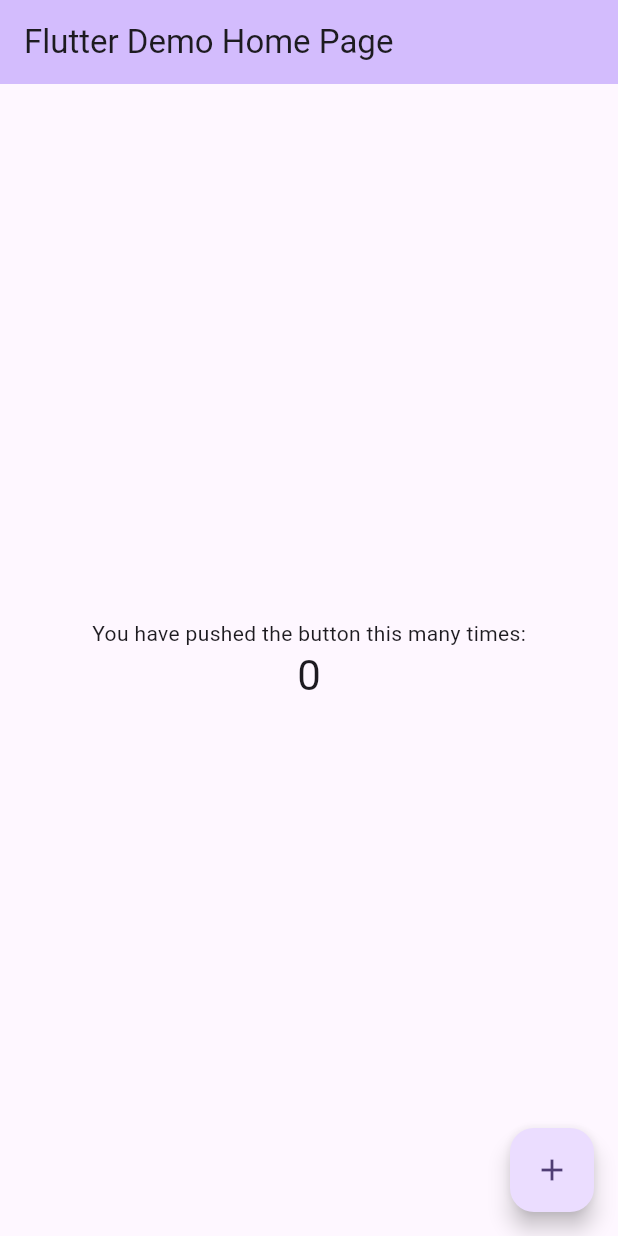
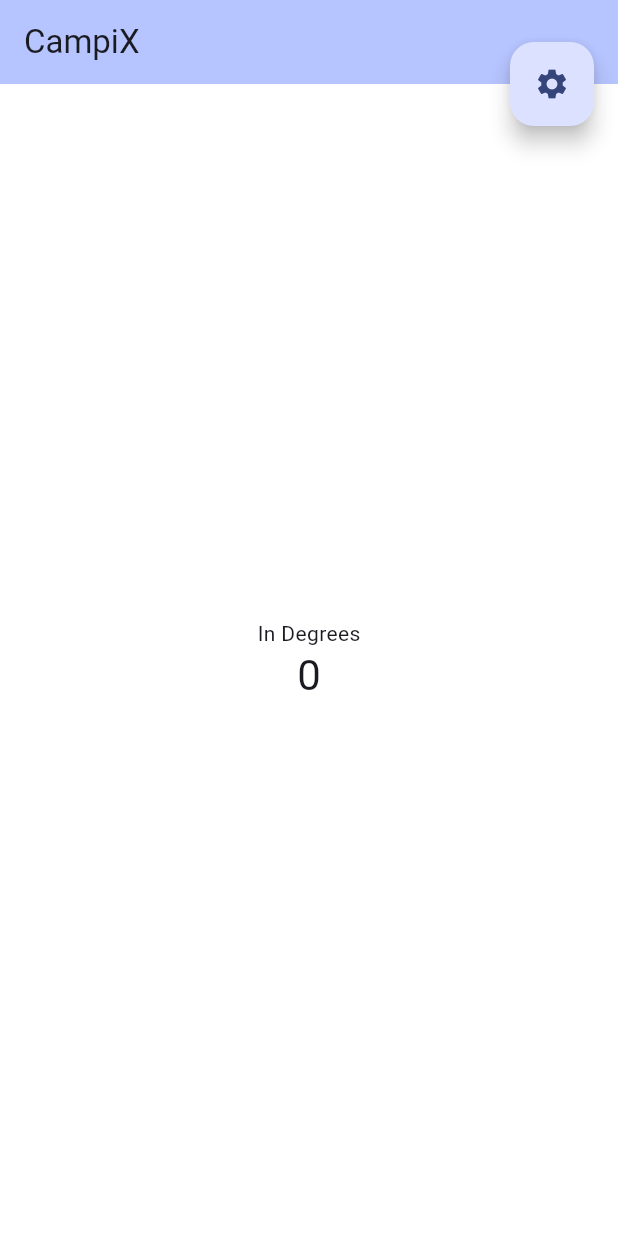
Before and after one commit to dylcarinc/Compix, a Flutter app: the screen it shows after launch, on a phone screen of 412 x 824 dp. Run offline on Flutter 3.47's test engine with Material 3 defaults, Android fonts, the light colour scheme and no system bars.

Commit message:
Changed Increment button to Settings, added new page and connected to it

```diff
--- a/compix/lib/main.dart
+++ b/compix/lib/main.dart
@@ -1,3 +1,10 @@
+// https://alan.app/docs/tutorials/flutter/navigating-flutter/
+// -> To add another page and connect it with the Settings button
+// https://www.educative.io/answers/how-to-set-the-background-in-flutter
+// -> To add a background color
+// https://stackoverflow.com/questions/78037245/how-to-create-a-popup-widget-in-flutter
+// -> To add a pop up when 'info' is clicked
+
 import 'package:flutter/material.dart';
 
 void main() {
@@ -11,102 +18,99 @@
   @override
   Widget build(BuildContext context) {
     return MaterialApp(
-      title: 'Flutter Demo',
       theme: ThemeData(
-        // This is the theme of your application.
-        //
-        // TRY THIS: Try running your application with "flutter run". You'll see
-        // the application has a purple toolbar. Then, without quitting the app,
-        // try changing the seedColor in the colorScheme below to Colors.green
-        // and then invoke "hot reload" (save your changes or press the "hot
-        // reload" button in a Flutter-supported IDE, or press "r" if you used
-        // the command line to start the app).
-        //
-        // Notice that the counter didn't reset back to zero; the application
-        // state is not lost during the reload. To reset the state, use hot
-        // restart instead.
-        //
-        // This works for code too, not just values: Most code changes can be
-        // tested with just a hot reload.
-        colorScheme: ColorScheme.fromSeed(seedColor: Colors.deepPurple),
+        scaffoldBackgroundColor: const Color.fromARGB(255, 255, 255, 255),
+        colorScheme: ColorScheme.fromSeed(seedColor: const Color.fromARGB(255, 39, 59, 124),),
         useMaterial3: true,
       ),
-      home: const MyHomePage(title: 'Flutter Demo Home Page'),
+      home: const MyHomePage(title: 'CampiX'),
+      initialRoute: '/',
+      routes: {
+        '/second': (context) => const SecondPage(),
+      }
     );
   }
 }
 
 class MyHomePage extends StatefulWidget {
   const MyHomePage({super.key, required this.title});
-
-  // This widget is the home page of your application. It is stateful, meaning
-  // that it has a State object (defined below) that contains fields that affect
-  // how it looks.
-
-  // This class is the configuration for the state. It holds the values (in this
-  // case the title) provided by the parent (in this case the App widget) and
-  // used by the build method of the State. Fields in a Widget subclass are
-  // always marked "final".
-
   final String title;
 
   @override
   State<MyHomePage> createState() => _MyHomePageState();
 }
 
-class _MyHomePageState extends State<MyHomePage> {
-  int _counter = 0;
+class PopUpScreen extends StatefulWidget {
+  PopUpScreen({super.key});
 
-  void _incrementCounter() {
-    setState(() {
-      // This call to setState tells the Flutter framework that something has
-      // changed in this State, which causes it to rerun the build method below
-      // so that the display can reflect the updated values. If we changed
-      // _counter without calling setState(), then the build method would not be
-      // called again, and so nothing would appear to happen.
-      _counter++;
-    });
-  }
+  set showPopUp(bool showPopUp) {}
+
+  @override
+  State<PopUpScreen> createState() => _PopUpScreenState();
+}
+
+class _PopUpScreenState extends State<PopUpScreen> {
+  var showPopUp = false; // Move this here
 
   @override
   Widget build(BuildContext context) {
-    // This method is rerun every time setState is called, for instance as done
-    // by the _incrementCounter method above.
-    //
-    // The Flutter framework has been optimized to make rerunning build methods
-    // fast, so that you can just rebuild anything that needs updating rather
-    // than having to individually change instances of widgets.
     return Scaffold(
       appBar: AppBar(
-        // TRY THIS: Try changing the color here to a specific color (to
-        // Colors.amber, perhaps?) and trigger a hot reload to see the AppBar
-        // change color while the other colors stay the same.
+        title: const Text("Settings"),
+      ),
+      body: Center(
+        child: ElevatedButton(
+            child: const Text("Info"),
+            onPressed: () {
+              setState(() {
+                  widget.showPopUp = true;
+                });
+            }
+        ),
+      ),
+    );
+  }
+}
+
+class SecondPage extends StatefulWidget {
+  const SecondPage({super.key});
+
+  @override
+  // ignore: library_private_types_in_public_api
+  _SecondPageState createState() => _SecondPageState();
+
+}
+
+// Add a second page
+
+class _SecondPageState extends State<SecondPage> {
+  @override
+  Widget build(BuildContext context) {
+    return Scaffold(
+      appBar: AppBar(
+        title: const Text("Settings"),
+      ),
+    );
+  }
+}
+
+class _MyHomePageState extends State<MyHomePage> {
+  final int _counter = 0;
+
+
+  @override
+  Widget build(BuildContext context) {
+    return Scaffold(
+      appBar: AppBar(
         backgroundColor: Theme.of(context).colorScheme.inversePrimary,
-        // Here we take the value from the MyHomePage object that was created by
-        // the App.build method, and use it to set our appbar title.
         title: Text(widget.title),
       ),
       body: Center(
-        // Center is a layout widget. It takes a single child and positions it
-        // in the middle of the parent.
         child: Column(
-          // Column is also a layout widget. It takes a list of children and
-          // arranges them vertically. By default, it sizes itself to fit its
-          // children horizontally, and tries to be as tall as its parent.
-          //
-          // Column has various properties to control how it sizes itself and
-          // how it positions its children. Here we use mainAxisAlignment to
-          // center the children vertically; the main axis here is the vertical
-          // axis because Columns are vertical (the cross axis would be
-          // horizontal).
-          //
-          // TRY THIS: Invoke "debug painting" (choose the "Toggle Debug Paint"
-          // action in the IDE, or press "p" in the console), to see the
-          // wireframe for each widget.
           mainAxisAlignment: MainAxisAlignment.center,
           children: <Widget>[
             const Text(
-              'You have pushed the button this many times:',
+              'In Degrees',
             ),
             Text(
               '$_counter',
@@ -116,10 +120,13 @@
         ),
       ),
       floatingActionButton: FloatingActionButton(
-        onPressed: _incrementCounter,
-        tooltip: 'Increment',
-        child: const Icon(Icons.add),
-      ), // This trailing comma makes auto-formatting nicer for build methods.
+        onPressed: () {
+                Navigator.pushNamed(context, '/second');
+              },
+        tooltip: 'Settings',
+        child: const Icon(Icons.settings),
+      ),
+    floatingActionButtonLocation: FloatingActionButtonLocation.endTop,
     );
   }
 }
```
